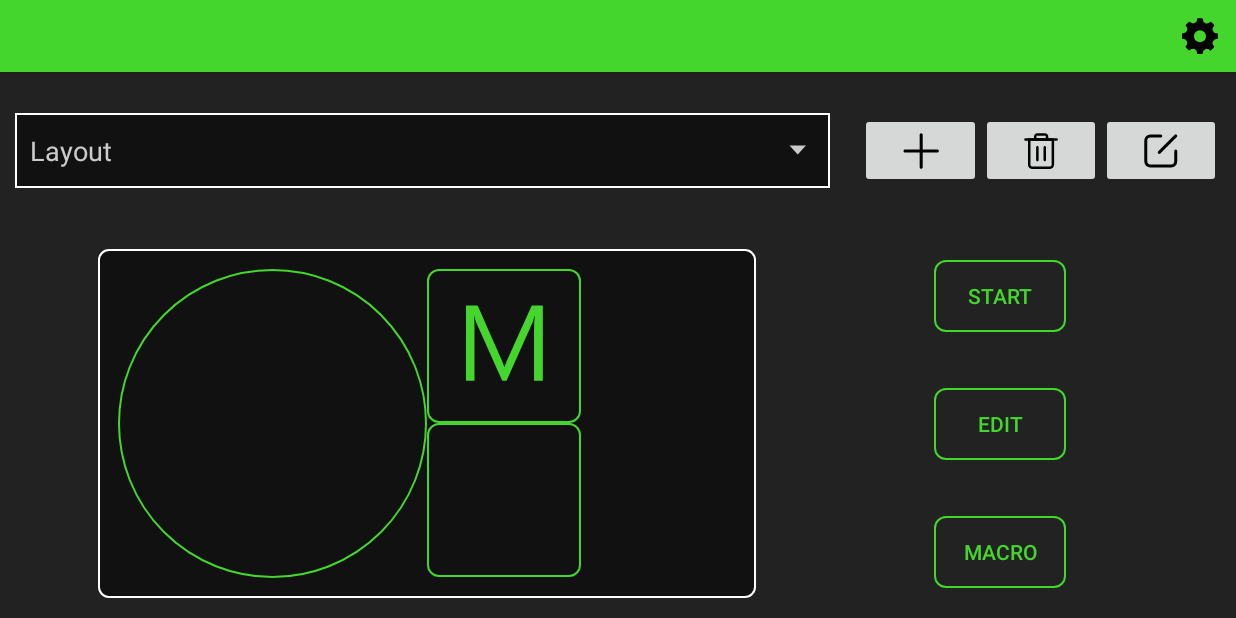
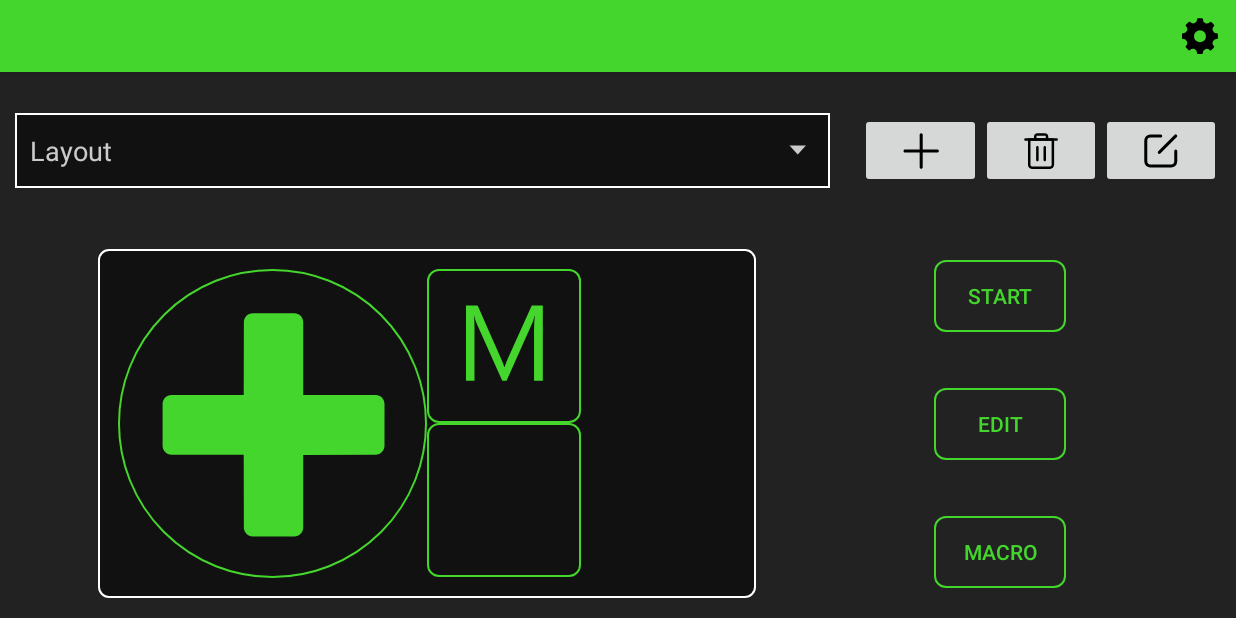
Before and after one commit to ash12345678987654321/AndroidController, an Android app: the screen it shows after launch (MainActivity), on a phone screen of 824 x 412 dp (held sideways). Run offline under Robolectric (Android 15) with nearby library versions, the phone set to English and light mode, and no system bars.

Commit message:
pirated another icon

```diff
--- a/BluetoothTest/app/src/main/java/com/why/controller/activities/EditActivity.java
+++ b/BluetoothTest/app/src/main/java/com/why/controller/activities/EditActivity.java
@@ -283,7 +283,7 @@ public class EditActivity extends AppCompatActivity {
 
         btn.setTag(tag);
 
-        btn.setBackgroundResource(R.drawable.dpad);
+        btn.setBackgroundResource(R.drawable.dpad_cross);
 
         layout.addView(btn);
 
--- a/BluetoothTest/app/src/main/java/com/why/controller/activities/MainActivity.kt
+++ b/BluetoothTest/app/src/main/java/com/why/controller/activities/MainActivity.kt
@@ -325,7 +325,7 @@ class MainActivity : AppCompatActivity() {
         btn.width = diameter
         btn.minimumHeight = 0
         btn.minimumWidth = 0
-        btn.setBackgroundResource(R.drawable.dpad)
+        btn.setBackgroundResource(R.drawable.dpad_cross)
         relativeLayout!!.addView(btn)
         val layoutParams = btn.layoutParams as RelativeLayout.LayoutParams
         layoutParams.leftMargin = marginLeft
--- a/BluetoothTest/app/src/main/java/com/why/controller/bluetooth/Main.kt
+++ b/BluetoothTest/app/src/main/java/com/why/controller/bluetooth/Main.kt
@@ -9,6 +9,8 @@ import com.why.bluetoothtouchpad2.bluetooth.MouseSender
 
 object Main {
     lateinit var c: Context
+
+    @JvmField //this is actually fucked
     var mouse: MouseSender? = null
     var keyboard: KeyboardSender? = null
     var mp: MediaPlayer? = null
--- a/BluetoothTest/app/src/main/java/com/why/controller/controllerData/JoyStick.java
+++ b/BluetoothTest/app/src/main/java/com/why/controller/controllerData/JoyStick.java
@@ -1,4 +1,6 @@
 package com.why.controller.controllerData;
+
+import com.why.controller.bluetooth.Main;
 
 public class JoyStick {
     private int sensitivity;
@@ -7,8 +9,8 @@ public class JoyStick {
         this.sensitivity = sensitivity;
     }
 
-    public String setPos(double x, double y) {
-        return "J " + Integer.toString((int) (x * sensitivity / 10.0)) + " " + Integer.toString((int) (y * sensitivity / 10.0)) + "\0";
+    public void setPos(double x, double y) {
+        Main.mouse.sendMouseMove((int)(x * sensitivity / 10.0),(int)(y * sensitivity / 10.0)); //this directly sends inputs to bluetooth thing
     }
 
     public int getSensitivity() {
--- /dev/null
+++ b/BluetoothTest/app/src/main/res/drawable/dpad_cross.xml
@@ -0,0 +1,26 @@
+<?xml version="1.0" encoding="utf-8"?>
+<layer-list xmlns:android="http://schemas.android.com/apk/res/android">
+    <item>
+        <shape android:shape="oval">
+            <padding
+                android:bottom="0dp"
+                android:left="0dp"
+                android:right="0dp"
+                android:top="0dp" />
+            <stroke
+                android:width="1dp"
+                android:color="@color/colorPrimary" />
+
+            <solid android:color="#00000000" />
+        </shape>
+    </item>
+
+    <item>
+        <vector android:height="24dp" android:viewportHeight="200"
+        android:viewportWidth="200" android:width="24dp">
+        <path
+            android:fillColor="@color/colorPrimary"
+            android:pathData="M28.858,114.443L28.858,87.399c0,-3.22 2.561,-5.795 5.763,-5.795l46.741,0l0.107,-47.114c0,-3.22 2.561,-5.795 5.763,-5.795l26.892,0c3.201,0 5.763,2.576 5.763,5.795l0,47.006l46.847,0.107c3.201,0 5.763,2.576 5.763,5.795L172.494,114.443c0,3.22 -2.561,5.795 -5.763,5.795l-46.847,0.107l0,47.006c0,3.22 -2.561,5.795 -5.763,5.795L87.23,173.148c-3.201,0 -5.763,-2.576 -5.763,-5.795L81.361,120.239L34.62,120.239c-3.201,0 -5.763,-2.576 -5.763,-5.795z"/>
+    </vector>
+    </item>
+</layer-list>
--- a/BluetoothTest/app/src/main/res/layout/activity_edit.xml
+++ b/BluetoothTest/app/src/main/res/layout/activity_edit.xml
@@ -35,7 +35,7 @@
                 android:layout_height="100dp"
                 android:layout_gravity="center"
                 android:layout_marginVertical="25dp"
-                android:background="@drawable/dpad"
+                android:background="@drawable/dpad_cross"
                 android:onClick="add_dpad" />
 
             <ImageView
```
Also changed, not shown: BluetoothTest/app/src/main/java/com/why/controller/activities/ControllerActivity.java (+2 -5 lines), BluetoothTest/app/src/main/java/com/why/controller/bluetooth/DataSender.kt (+7 -16 lines).
